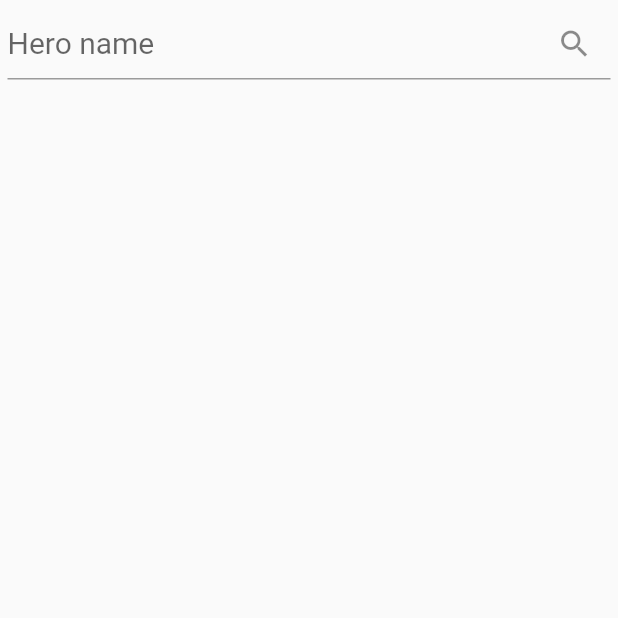
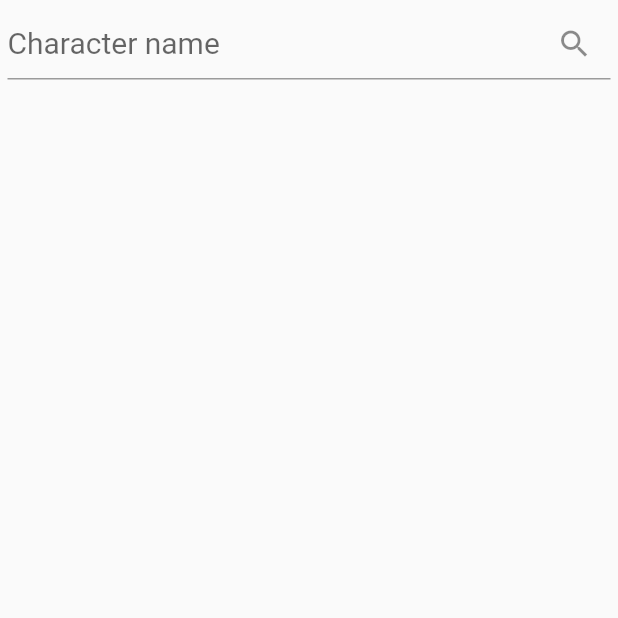
Before and after one commit to pedrohcms/marvel-api, a Flutter app: the screen it shows after launch, on a phone screen of 412 x 824 dp, the top half of it. Run offline on Flutter 3.47's test engine with Material 2 defaults, Android fonts, the phone set to English and light mode, and no system bars; our stand-ins replace dio.

Commit message:
Change project struture to implement bloc and provider pattern, added Character model

```diff
--- a/lib/main.dart
+++ b/lib/main.dart
@@ -1,16 +1,6 @@
 import 'package:flutter/material.dart';
-import 'package:marvel_api/src/CharacterProfile.dart';
+import 'package:marvel_api/src/app.dart';
 
 void main() {
   runApp(MarvelApi());
 }
-
-class MarvelApi extends StatelessWidget {
-  // This widget is the root of your application.
-  @override
-  Widget build(BuildContext context) {
-    return MaterialApp(
-      home: CharacterProfile(),
-    );
-  }
-}
--- /dev/null
+++ b/lib/src/app.dart
@@ -0,0 +1,15 @@
+import 'package:flutter/material.dart';
+import 'package:marvel_api/src/pages/CharacterProfile/CharacterProfile.dart';
+import 'package:provider/provider.dart';
+
+class MarvelApi extends StatelessWidget {
+  @override
+  Widget build(BuildContext context) {
+    return MultiProvider(
+      providers: [],
+      child: MaterialApp(
+        home: CharacterProfile(),
+      ),
+    );
+  }
+}
--- /dev/null
+++ b/lib/src/models/Character.dart
@@ -0,0 +1,42 @@
+class Character {
+  int id;
+  String name;
+  String description;
+  String thumbnailUrl;
+  int comics;
+  String comicsUrl;
+  int series;
+  String seriesUrl;
+  int stories;
+  String storiesUrl;
+  int events;
+  String eventsUrl;
+
+  Character.fromJson(Map<String, dynamic> json) {
+    this.id = json['data']['results'][0]['id'];
+
+    this.name = json['data']['results'][0]['name'];
+
+    this.description = json['data']['results'][0]['description'];
+
+    this.thumbnailUrl = json['data']['results'][0]['thumbnail']['path'] +
+        'portrait_fantastic' +
+        json['data']['results'][0]['thumbnail']['extension'];
+
+    this.comics = json['data']['results'][0]['comics']['available'];
+
+    this.comicsUrl = json['data']['results'][0]['comics']['collectionURI'];
+
+    this.series = json['data']['results'][0]['series']['available'];
+
+    this.seriesUrl = json['data']['results'][0]['series']['collectionURI'];
+
+    this.stories = json['data']['results'][0]['stories']['available'];
+
+    this.storiesUrl = json['data']['results'][0]['stories']['collectionURI'];
+
+    this.events = json['data']['results'][0]['events']['available'];
+
+    this.eventsUrl = json['data']['results'][0]['events']['collectionURI'];
+  }
+}
--- a/lib/src/models/Hero.dart
+++ /dev/null
@@ -1,56 +0,0 @@
-class Hero {
-  int id;
-  String name;
-  String description;
-  String thumbnailUrl;
-  int comics;
-  String comicsUrl;
-  int series;
-  String seriesUrl;
-  int stories;
-  String storiesUrl;
-  int events;
-  String eventsUrl;
-
-  Hero(
-      {this.id,
-      this.name,
-      this.description,
-      this.thumbnailUrl,
-      this.comics,
-      this.comicsUrl,
-      this.events,
-      this.eventsUrl,
-      this.series,
-      this.seriesUrl,
-      this.stories,
-      this.storiesUrl});
-
-  Hero.fromJson(Map<String, dynamic> json) {
-    this.id = json['data']['results'][0]['id'];
-
-    this.name = json['data']['results'][0]['name'];
-
-    this.description = json['data']['results'][0]['description'];
-
-    this.thumbnailUrl = json['data']['results'][0]['thumbnail']['path'] +
-        'portrait_fantastic' +
-        json['data']['results'][0]['thumbnail']['extension'];
-    this.comics = json['data']['results'][0]['thumbnail']['comics']['avaible'];
-    this.comicsUrl = json['data']['results'][0]['thumbnail']['comics']
-        ['avaible']['collectionURI'];
-
-    this.series = json['data']['results'][0]['thumbnail']['series']['avaible'];
-    this.seriesUrl = json['data']['results'][0]['thumbnail']['series']
-        ['avaible']['collectionURI'];
-
-    this.stories =
-        json['data']['results'][0]['thumbnail']['stories']['avaible'];
-    this.storiesUrl = json['data']['results'][0]['thumbnail']['stories']
-        ['avaible']['collectionURI'];
-
-    this.events = json['data']['results'][0]['thumbnail']['events']['avaible'];
-    this.eventsUrl = json['data']['results'][0]['thumbnail']['events']
-        ['avaible']['collectionURI'];
-  }
-}
--- a/lib/src/CharacterProfile.dart
+++ b/lib/src/pages/CharacterProfile/CharacterProfile.dart
@@ -1,5 +1,5 @@
 import 'package:flutter/material.dart';
-import 'package:marvel_api/src/CharacterProfileForm.dart';
+import 'package:marvel_api/src/pages/CharacterProfileForm/CharacterProfileForm.dart';
 
 class CharacterProfile extends StatefulWidget {
   @override
--- a/lib/src/CharacterProfileForm.dart
+++ b/lib/src/pages/CharacterProfileForm/CharacterProfileForm.dart
@@ -1,5 +1,6 @@
 import 'package:flutter/material.dart';
-import 'package:marvel_api/src/services/HeroService.dart';
+import 'package:marvel_api/src/services/CharacterService.dart';
+import 'package:marvel_api/src/models/Character.dart';
 
 class CharacterProfileForm extends StatefulWidget {
   @override
@@ -9,21 +10,25 @@ class CharacterProfileForm extends StatefulWidget {
 class _CharacterProfileFormState extends State<CharacterProfileForm> {
   final _formKey = GlobalKey<FormState>();
 
+  final characterNameController = TextEditingController();
+
   @override
   Widget build(BuildContext context) {
     return Expanded(
       child: Form(
         key: _formKey,
         child: TextFormField(
+          controller: characterNameController,
           maxLines: 1,
           style: TextStyle(fontSize: 20),
           decoration: InputDecoration(
-            hintText: 'Hero name',
+            hintText: 'Character name',
             suffixIcon: IconButton(
               icon: Icon(Icons.search),
               onPressed: () async {
                 if (_formKey.currentState.validate()) {
-                  await HeroService().show('Iron Man');
+                  Character character = await CharacterService()
+                      .show(characterNameController.text);
                 }
               },
             ),
@@ -38,4 +43,10 @@ class _CharacterProfileFormState extends State<CharacterProfileForm> {
       ),
     );
   }
+
+  @override
+  void dispose() {
+    characterNameController.dispose();
+    super.dispose();
+  }
 }
--- /dev/null
+++ b/lib/src/pages/CharacterProfileForm/CharacterProfileFormProvider.dart
@@ -0,0 +1 @@
+class CharacterProfileFormProvider {}
--- a/lib/src/services/HeroService.dart
+++ b/lib/src/services/CharacterService.dart
@@ -1,32 +1,29 @@
 import 'dart:convert';
 
-import 'package:marvel_api/src/models/Hero.dart';
+import 'package:marvel_api/src/models/Character.dart';
 import 'package:marvel_api/src/services/ApiService.dart';
 import 'package:dio/dio.dart';
 
-class HeroService extends ApiService {
+class CharacterService extends ApiService {
   final String resource = 'characters';
 
-  Future<Hero> show(String heroName) async {
+  Future<Character> show(String characterName) async {
     String url = this.baseUrl + '/$resource';
 
     Map<String, dynamic> query = this.makeQueryParams();
 
-    query['name'] = heroName;
+    query['name'] = characterName;
 
-    Hero hero;
-    print(hero);
+    Character character;
 
     try {
       Response response = await Dio().get(url, queryParameters: query);
 
-      hero = Hero.fromJson(jsonDecode(response.toString()));
-
-      return hero;
+      character = Character.fromJson(jsonDecode(response.toString()));
     } catch (e) {
       print(e);
-
-      return hero;
+    } finally {
+      return character;
     }
   }
 }
--- a/pubspec.yaml
+++ b/pubspec.yaml
@@ -28,6 +28,7 @@ dependencies:
   # Use with the CupertinoIcons class for iOS style icons.
   cupertino_icons: ^0.1.3
   dio: ^3.0.9
+  provider: ^4.3.1
 
 dev_dependencies:
   flutter_test:
```
Also changed, not shown: pubspec.lock.
